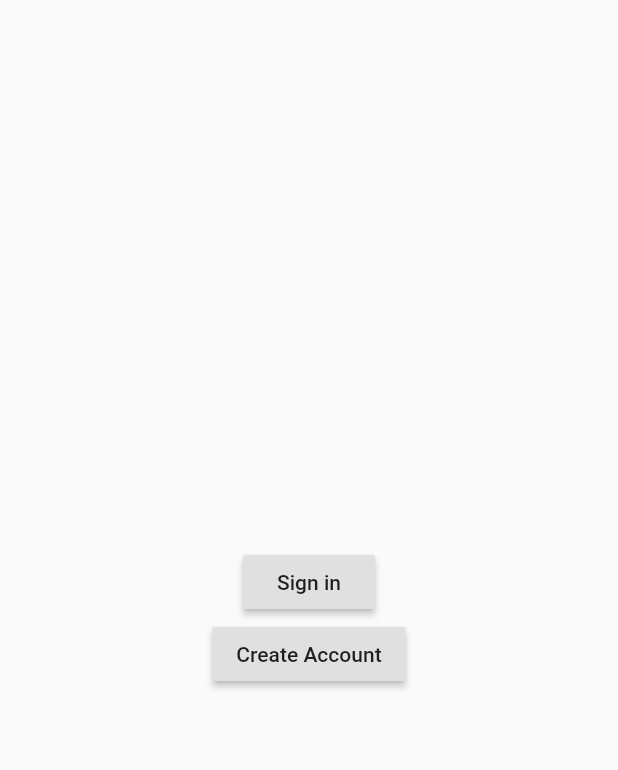
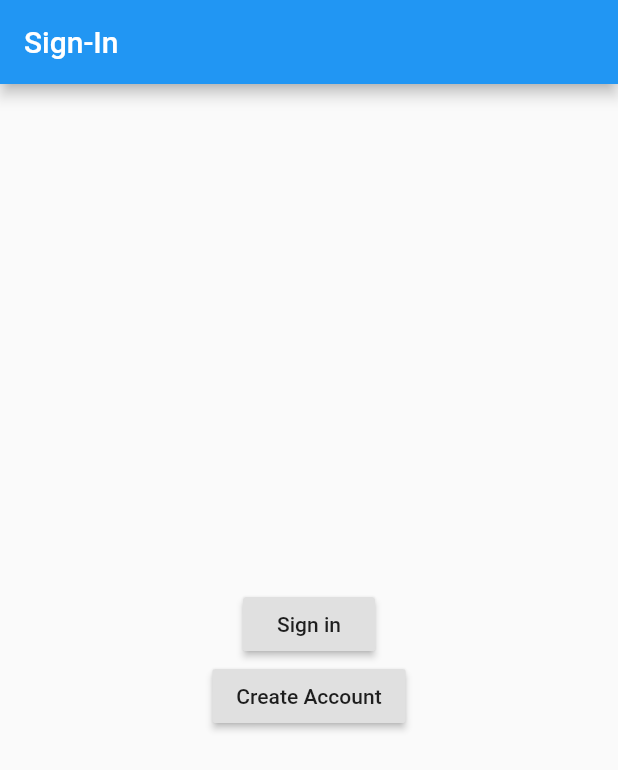
Before and after one commit to Preston12321/macathon-project, a Flutter app: the screen it shows after launch, on a phone screen of 412 x 824 dp. Shown: the top 770 px of the screen. Run offline on Flutter 3.47's test engine with Material 2 defaults, Android fonts, the phone set to English and light mode, and no system bars; our stand-ins replace bloc, firebase_auth, flutter_bloc; accounts and stored records are empty.

Commit message:
Log-in page appbar

```diff
--- a/lib/ui/auth_page.dart
+++ b/lib/ui/auth_page.dart
@@ -14,6 +14,12 @@ class _AuthPageState extends State<AuthPage> {
   @override
   Widget build(BuildContext context) {
     var scaffold = Scaffold(
+      appBar: AppBar(
+        title: Text(
+          'Sign-In',
+          textAlign: TextAlign.center,
+        ),
+      ),
       key: key,
       body: SafeArea(
         child: WillPopScope(
```
Also changed, not shown: 1 other file.
